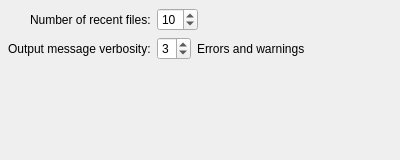
First picture: the form in ui/settings_user_ui.ui, repository mjbonnington/icarus-gps, before the edit.
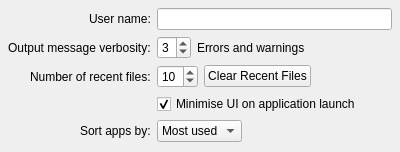
Second picture: the form after the edit.

Commit message: Settings data can now be JSON

```diff
--- a/ui/settings_user_ui.ui
+++ b/ui/settings_user_ui.ui
@@ -7,7 +7,7 @@
     <x>0</x>
     <y>0</y>
     <width>400</width>
-    <height>160</height>
+    <height>152</height>
    </rect>
   </property>
   <property name="windowTitle">
@@ -21,37 +21,30 @@
     <enum>QFormLayout::ExpandingFieldsGrow</enum>
    </property>
    <property name="labelAlignment">
-    <set>Qt::AlignRight|Qt::AlignTrailing|Qt::AlignVCenter</set>
+    <set>Qt::AlignRight|Qt::AlignTop|Qt::AlignTrailing</set>
    </property>
    <property name="margin">
     <number>8</number>
    </property>
    <item row="1" column="0">
-    <widget class="QLabel" name="numRecentFiles_label">
+    <widget class="QLabel" name="user_label">
      <property name="text">
-      <string>Number of recent files:</string>
+      <string>User name:</string>
+     </property>
+     <property name="buddy">
+      <cstring>user_lineEdit</cstring>
      </property>
     </widget>
    </item>
    <item row="1" column="1">
-    <layout class="QHBoxLayout" name="numRecentFiles_horizontalLayout">
-     <item>
-      <widget class="QSpinBox" name="numRecentFiles_spinBox">
-       <property name="minimum">
-        <number>1</number>
-       </property>
-       <property name="maximum">
-        <number>20</number>
-       </property>
-       <property name="value">
-        <number>10</number>
+    <widget class="QLineEdit" name="user_lineEdit">
+     <property name="readOnly">
+      <bool>true</bool>
        </property>
        <property name="xmlTag" stdset="0">
-        <string>numRecentFiles</string>
-       </property>
-      </widget>
-     </item>
-    </layout>
+      <string>username</string>
+     </property>
+    </widget>
    </item>
    <item row="2" column="0">
     <widget class="QLabel" name="verbosity_label">
@@ -61,7 +54,20 @@
     </widget>
    </item>
    <item row="2" column="1">
+    <widget class="QFrame" name="verbosity_frame">
+     <property name="frameShape">
+      <enum>QFrame::NoFrame</enum>
+     </property>
+     <property name="frameShadow">
+      <enum>QFrame::Plain</enum>
+     </property>
+     <property name="lineWidth">
+      <number>0</number>
+     </property>
     <layout class="QHBoxLayout" name="verbosity_horizontalLayout">
+      <property name="margin">
+       <number>0</number>
+      </property>
      <item>
       <widget class="QSpinBox" name="verbosity_spinBox">
        <property name="enabled">
@@ -86,6 +92,111 @@
       </widget>
      </item>
     </layout>
+    </widget>
+   </item>
+   <item row="3" column="0">
+    <widget class="QLabel" name="numRecentFiles_label">
+     <property name="text">
+      <string>Number of recent files:</string>
+     </property>
+     <property name="buddy">
+      <cstring>numRecentFiles_spinBox</cstring>
+     </property>
+    </widget>
+   </item>
+   <item row="5" column="1">
+    <widget class="QCheckBox" name="minimiseOnLaunch_checkBox">
+     <property name="text">
+      <string>Minimise UI on application launch</string>
+     </property>
+     <property name="checked">
+      <bool>true</bool>
+     </property>
+     <property name="xmlTag" stdset="0">
+      <string>minimiseonlaunch</string>
+     </property>
+    </widget>
+   </item>
+   <item row="6" column="0">
+    <widget class="QLabel" name="sortAppsBy_label">
+     <property name="text">
+      <string>Sort apps by:</string>
+     </property>
+     <property name="buddy">
+      <cstring>sortAppsBy_comboBox</cstring>
+     </property>
+    </widget>
+   </item>
+   <item row="6" column="1">
+    <widget class="QComboBox" name="sortAppsBy_comboBox">
+     <property name="currentIndex">
+      <number>3</number>
+     </property>
+     <property name="xmlTag" stdset="0">
+      <string>sortappsby</string>
+     </property>
+     <item>
+      <property name="text">
+       <string>Name</string>
+      </property>
+     </item>
+     <item>
+      <property name="text">
+       <string>Category</string>
+      </property>
+     </item>
+     <item>
+      <property name="text">
+       <string>Vendor</string>
+      </property>
+     </item>
+     <item>
+      <property name="text">
+       <string>Most used</string>
+      </property>
+     </item>
+    </widget>
+   </item>
+   <item row="3" column="1">
+    <widget class="QFrame" name="recentFiles_frame">
+     <property name="frameShape">
+      <enum>QFrame::NoFrame</enum>
+     </property>
+     <property name="frameShadow">
+      <enum>QFrame::Plain</enum>
+     </property>
+     <property name="lineWidth">
+      <number>0</number>
+     </property>
+     <layout class="QHBoxLayout" name="recentFiles_horizontalLayout">
+      <property name="margin">
+       <number>0</number>
+      </property>
+      <item>
+       <widget class="QSpinBox" name="numRecentFiles_spinBox">
+        <property name="minimum">
+         <number>1</number>
+        </property>
+        <property name="maximum">
+         <number>20</number>
+        </property>
+        <property name="value">
+         <number>10</number>
+        </property>
+        <property name="xmlTag" stdset="0">
+         <string>numrecentfiles</string>
+        </property>
+       </widget>
+      </item>
+      <item>
+       <widget class="QPushButton" name="clearRecentFiles_pushButton">
+        <property name="text">
+         <string>Clear Recent Files</string>
+        </property>
+       </widget>
+      </item>
+     </layout>
+    </widget>
    </item>
   </layout>
  </widget>
```
Left out of the diff: 9 changed lines with no effect on the pictures. Lines whose indentation alone changed are shown as unchanged. The commit also changes 54 other files.
